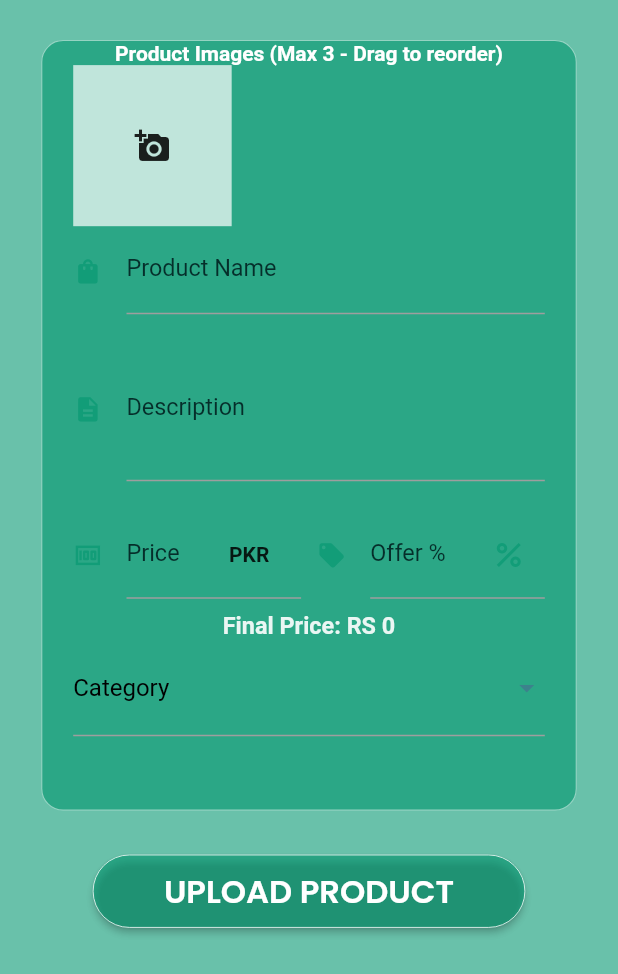
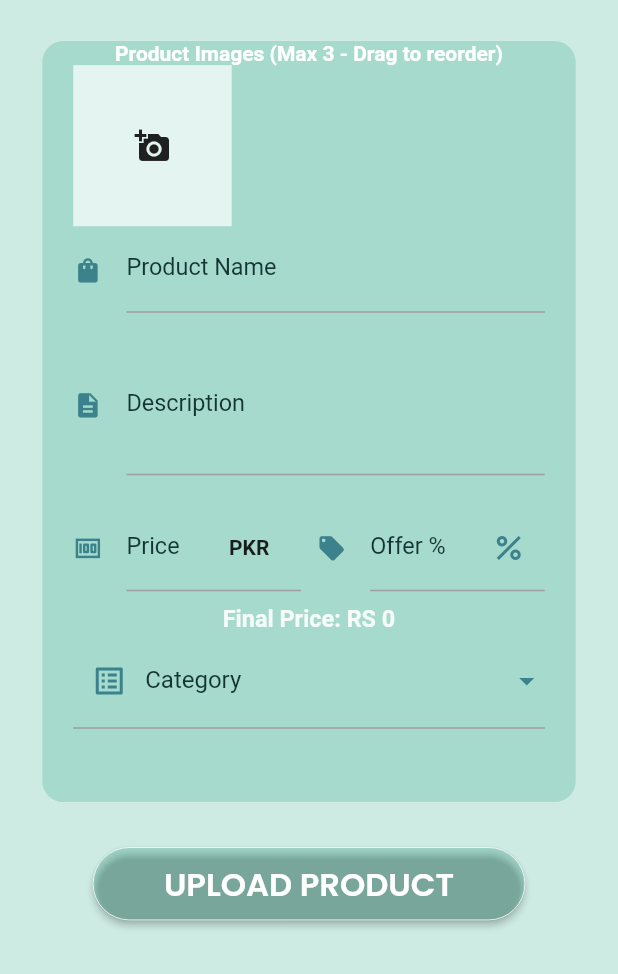
Before and after one commit to musf1011/rehan-traders-flutter, a Flutter app: the AdminProductScreen widget shown alone on an empty page, opened directly, on a phone screen of 412 x 824 dp. Shown: the top 974 px of the screen. Run offline on Flutter 3.47's test engine with Material 3 defaults, Android fonts, the phone set to English and light mode, and no system bars; our stand-ins replace awesome_snackbar_content, cached_network_image, cloud_firestore, file_picker, firebase_auth, firebase_core and 8 more; accounts and stored records are empty.

```diff
--- a/lib/core/constants/app_constants.dart
+++ b/lib/core/constants/app_constants.dart
@@ -13,7 +13,7 @@ class AppConstants {
   static const Color primaryColor = Color.fromARGB(255, 60, 130, 140);
   static const Color secondaryColor = Color.fromARGB(255, 0, 150, 103);
   static const Color tertiaryColor = Color.fromARGB(255, 0, 255, 225);
-  static const Color primaryTransGColor = Color.fromARGB(150, 0, 150, 110);
+  static const Color primaryTransGColor = Color.fromARGB(50, 0, 150, 110);
   static const Color secondaryTransGColor = Color.fromARGB(225, 0, 30, 30);
   static const Color tertiaryTransGColor = Color.fromARGB(92, 0, 96, 80);
   static const Color lightGreen = Color.fromARGB(150, 100, 200, 100);
@@ -43,7 +43,7 @@ class AppConstants {
   //general
   static const Color accentColor = Color.fromARGB(200, 100, 200, 255);
   static const Color textColor = Colors.black87;
-  static const Color errorColor = Color.fromARGB(255, 200, 15, 0);
+  static const Color errorColor = Color.fromARGB(255, 100, 15, 0);
 
   // --- Specific Text Styles (from your example) ---
   static TextStyle appBarTextStyle = GoogleFonts.playfairDisplay(
--- a/lib/view-models/providers/product_provider.dart
+++ b/lib/view-models/providers/product_provider.dart
@@ -136,6 +136,8 @@ class ProductProvider extends ChangeNotifier {
 
   // CALCULATE DISCOUNT
   void calculateDiscount(String value, bool isOriginalPrice) {
+    final oldPrice = finalPrice;
+
     if (isOriginalPrice) {
       originalPrice = double.tryParse(value) ?? 0;
     } else {
@@ -144,7 +146,9 @@ class ProductProvider extends ChangeNotifier {
 
     finalPrice = originalPrice - (originalPrice * (offer / 100));
 
-    notifyListeners();
+    if (oldPrice != finalPrice) {
+      notifyListeners();
+    }
   }
 
   // SAVE PRODUCT
--- a/lib/views/ui/screens/admin-add-product/admin_product_screen.dart
+++ b/lib/views/ui/screens/admin-add-product/admin_product_screen.dart
@@ -7,6 +7,7 @@ import 'package:flutter_screenutil/flutter_screenutil.dart';
 import 'package:provider/provider.dart';
 import 'package:rehan_trader_website/core/constants/app_constants.dart';
 import 'package:rehan_trader_website/core/services/navigation_service.dart';
+import 'package:rehan_trader_website/models/product_image_model.dart';
 import 'package:rehan_trader_website/view-models/controllers/screen_size_controller.dart';
 import 'package:rehan_trader_website/view-models/providers/product_provider.dart';
 import 'package:rehan_trader_website/views/ui/resources/custom_loading_button.dart';
@@ -14,17 +15,30 @@ import 'package:rehan_trader_website/views/widgets/category_dropdown_form_field.
 import 'package:rehan_trader_website/views/widgets/custom_glass_wrapper.dart';
 import 'package:rehan_trader_website/views/widgets/custom_text_form_field.dart';
 
-class AdminProductScreen extends StatelessWidget {
-  final _formKey = GlobalKey<FormState>();
+// class AdminProductScreen extends StatelessWidget {
+//   final _formKey = GlobalKey<FormState>();
 
-  AdminProductScreen({super.key});
+//   AdminProductScreen({super.key});
+
+//   @override
+//   Widget build(BuildContext context) {
+class AdminProductScreen extends StatefulWidget {
+  const AdminProductScreen({super.key});
+
+  @override
+  State<AdminProductScreen> createState() => _AdminProductScreenState();
+}
+
+class _AdminProductScreenState extends State<AdminProductScreen> {
+  final GlobalKey<FormState> _formKey = GlobalKey<FormState>();
 
   @override
   Widget build(BuildContext context) {
-    final productProvider = context.watch<ProductProvider>();
+    final productProvider = context.read<ProductProvider>();
     final isSmallScreen = ResponsiveHelper.isMobile(context);
 
     return SingleChildScrollView(
+      keyboardDismissBehavior: ScrollViewKeyboardDismissBehavior.onDrag,
       padding: EdgeInsets.all(16.w),
       child: Form(
         key: _formKey,
@@ -32,7 +46,6 @@ class AdminProductScreen extends StatelessWidget {
           children: [
             CustomGlassWrapper(
               child: Column(
-                // crossAxisAlignment: CrossAxisAlignment.start,
                 children: [
                   Text(
                     "Product Images (Max 3 - Drag to reorder)",
@@ -44,19 +57,17 @@ class AdminProductScreen extends StatelessWidget {
                   ),
                   SizedBox(
                     height: isSmallScreen ? 110.h : 200.h, //was 120.h
-                    child: ReorderableListView(
+                    child: Selector<ProductProvider, List<ProductImageModel>>(
+                      shouldRebuild: (prev, next) => true,
+                      selector: (_, prodProvider) =>
+                          prodProvider.selectedImages,
+                      builder: (_, selectedImages, _) => ReorderableListView(
                         scrollDirection: Axis.horizontal,
                         onReorder: productProvider.reorderImages,
                         children: [
-                        for (
-                          int i = 0;
-                          i < productProvider.selectedImages.length;
-                          i++
-                        )
+                          for (int i = 0; i < selectedImages.length; i++)
                             Container(
-                            key: ValueKey(
-                              productProvider.selectedImages[i].name,
-                            ),
+                              key: ValueKey(selectedImages[i].name),
                               margin: EdgeInsets.only(right: 10.w),
                               width: isSmallScreen ? 92.w : 65.w,
                               // height: isSmallScreen ? 100.h : 200.h,
@@ -70,9 +81,7 @@ class AdminProductScreen extends StatelessWidget {
                                 image: DecorationImage(
                                   // image: FileImage(
                                   //   productProvider.selectedImages[i],
-                                image: MemoryImage(
-                                  productProvider.selectedImages[i].bytes,
-                                ),
+                                  image: MemoryImage(selectedImages[i].bytes),
                                   fit: BoxFit.cover,
                                 ),
                               ),
@@ -123,7 +132,7 @@ class AdminProductScreen extends StatelessWidget {
                               ),
                             ),
 
-                        if (productProvider.selectedImages.length < 3)
+                          if (selectedImages.length < 3)
                             GestureDetector(
                               key: ValueKey("add_btn"),
                               onTap: () async {
@@ -139,22 +148,24 @@ class AdminProductScreen extends StatelessWidget {
                         ],
                       ),
                     ),
+                  ),
 
                   // Image validation error message from provider
                   Selector<ProductProvider, String?>(
-                    selector: (context, prod) => prod.imageValidationError,
-                    builder: (context, imageValidationError, child) {
-                      if (imageValidationError != null) {
+                    selector: (_, prodProvider) =>
+                        prodProvider.imageValidationError,
+                    builder: (_, imageValidationError, _) {
+                      if (productProvider.imageValidationError != null) {
                         debugPrint(
                           '*** product image valditor $imageValidationError',
                         );
                         return Padding(
                           padding: EdgeInsets.only(top: 8.h),
                           child: Text(
-                            imageValidationError,
+                            productProvider.imageValidationError ?? '',
                             style: TextStyle(
                               color: AppConstants.errorColor,
-                              backgroundColor: AppConstants.whiteColorP5,
+                              // backgroundColor: AppConstants.whiteColorP5,
                               fontSize: isSmallScreen ? 10.sp : 4.sp,
                             ),
                           ),
@@ -164,7 +175,6 @@ class AdminProductScreen extends StatelessWidget {
                       }
                     },
                   ),
-
                   CustomTextFormField(
                     controller: productProvider.nameController,
                     label: 'Product Name',
@@ -236,7 +246,7 @@ class AdminProductScreen extends StatelessWidget {
                           hint: '0-100',
                           suffixIcon: Icon(
                             Icons.percent,
-                            color: AppConstants.primaryTransGColor,
+                            color: AppConstants.primaryColor,
                           ),
                           isSmallScreen: isSmallScreen,
                           keyboardType: TextInputType.numberWithOptions(
@@ -255,12 +265,15 @@ class AdminProductScreen extends StatelessWidget {
                     ],
                   ),
                   SizedBox(height: 10.h),
-                  Text(
-                    "Final Price: RS ${productProvider.finalPrice.toStringAsFixed(0)}",
+                  Selector<ProductProvider, double>(
+                    selector: (_, prodProvider) => prodProvider.finalPrice,
+                    builder: (_, finalPrice, child) => Text(
+                      "Final Price: RS ${finalPrice.toStringAsFixed(0)}",
                       style: TextStyle(
                         color: AppConstants.whiteColorP9,
                         fontWeight: FontWeight.bold,
                         fontSize: isSmallScreen ? 16.sp : 8.sp,
+                      ),
                     ),
                   ),
                   CategoryDropdownFormField(
@@ -280,9 +293,11 @@ class AdminProductScreen extends StatelessWidget {
               ),
             ),
             SizedBox(height: 20.h),
-            CustomLoadingButton(
+            Selector<ProductProvider, bool>(
+              selector: (_, prodProvider) => prodProvider.isLoading,
+              builder: (_, isLoading, __) => CustomLoadingButton(
                 isSmallScreen: isSmallScreen,
-              isLoading: productProvider.isLoading,
+                isLoading: isLoading,
                 height: isSmallScreen ? 50.h : 80.h,
                 width: isSmallScreen ? .7.sw : .4.sw,
                 onPressed: () async {
@@ -312,6 +327,7 @@ class AdminProductScreen extends StatelessWidget {
                 },
                 text: 'UPLOAD PRODUCT',
               ),
+            ),
           ],
         ),
       ),
--- a/lib/views/ui/screens/home-screen/home_screen.dart
+++ b/lib/views/ui/screens/home-screen/home_screen.dart
@@ -222,7 +222,7 @@ class _HomeScreenState extends State<HomeScreen> {
                     leading: Icon(
                       // Icons.filter_list,
                       Icons.search,
-                      color: AppConstants.primaryTransGColor,
+                      color: AppConstants.primaryColor,
                       size: isSmallScreen ? 30.h : 80.h,
                     ),
                     onChanged: homeProvider.updateSearch,
--- a/lib/views/ui/screens/splash-screen/splash_screen.dart
+++ b/lib/views/ui/screens/splash-screen/splash_screen.dart
@@ -23,7 +23,7 @@ class _SplashScreenState extends State<SplashScreen> {
   void initState() {
     super.initState();
     debugPrint('*********splash Screen started');
-    Timer(const Duration(seconds: 5), () async {
+    Timer(const Duration(seconds: 2), () async {
       // SharedPreferences prefs = await SharedPreferences.getInstance();
       // bool isRememberMeChecked = prefs.getBool('isRememberMeChecked') ?? false;
 
--- a/lib/views/widgets/category_dropdown_form_field.dart
+++ b/lib/views/widgets/category_dropdown_form_field.dart
@@ -95,9 +95,17 @@ class CategoryDropdownFormField extends StatelessWidget {
       dropdownColor: AppConstants.primaryColor,
 
       iconEnabledColor: AppConstants.primaryColor,
-
+      style: TextStyle(color: AppConstants.tertiaryColor, fontSize: 16.sp),
       decoration: InputDecoration(
-        label: const Text('Category', style: TextStyle(color: Colors.black)),
+        prefixIcon: const Icon(
+          Icons.list_alt,
+          color: AppConstants.primaryColor,
+        ),
+        errorStyle: TextStyle(color: AppConstants.errorColor),
+        label: const Text(
+          'Category',
+          style: TextStyle(color: AppConstants.secondaryTransGColor),
+        ),
         hint: Text(
           'Not Selected',
           style: TextStyle(color: AppConstants.whiteColorP5),
@@ -106,7 +114,13 @@ class CategoryDropdownFormField extends StatelessWidget {
           borderSide: BorderSide(color: Colors.grey),
         ),
         focusedBorder: const UnderlineInputBorder(
-          borderSide: BorderSide(color: AppConstants.tertiaryColor),
+          borderSide: BorderSide(color: AppConstants.primaryColor),
+        ),
+        errorBorder: const UnderlineInputBorder(
+          borderSide: BorderSide(color: AppConstants.errorColor),
+        ),
+        focusedErrorBorder: const UnderlineInputBorder(
+          borderSide: BorderSide(color: AppConstants.errorColor),
         ),
       ),
       items: categories
--- a/lib/views/widgets/custom_text_form_field.dart
+++ b/lib/views/widgets/custom_text_form_field.dart
@@ -59,11 +59,14 @@ class CustomTextFormField extends StatelessWidget {
       readOnly: readOnly,
       onTap: onTap,
       inputFormatters: inputFormatters,
-      style: const TextStyle(color: Colors.black),
+      style: TextStyle(
+        color: AppConstants.tertiaryColor,
+        fontSize: isSmallScreen ? 16.sp : 6.sp,
+      ),
       decoration: InputDecoration(
         errorStyle: TextStyle(
           color: AppConstants.errorColor,
-          backgroundColor: AppConstants.whiteColorP3,
+          // backgroundColor: AppConstants.whiteColorP3,
         ),
         labelText: label,
         labelStyle: TextStyle(
@@ -75,7 +78,7 @@ class CustomTextFormField extends StatelessWidget {
 
         icon: Icon(
           obscureText ? Icons.lock : icon,
-          color: AppConstants.primaryTransGColor,
+          color: AppConstants.primaryColor,
           size: isSmallScreen ? 20.sp : 10.sp,
         ),
         suffixIcon: toggleVisibility != null
@@ -85,7 +88,7 @@ class CustomTextFormField extends StatelessWidget {
                   isPasswordHidden ? Icons.visibility_off : Icons.visibility,
                   color: isPasswordHidden
                       ? Colors.grey
-                      : AppConstants.tertiaryColor,
+                      : AppConstants.primaryColor,
                 ),
               )
             : suffixIcon,
@@ -94,13 +97,13 @@ class CustomTextFormField extends StatelessWidget {
           borderSide: BorderSide(color: Colors.grey),
         ),
         focusedBorder: const UnderlineInputBorder(
-          borderSide: BorderSide(color: AppConstants.tertiaryColor),
+          borderSide: BorderSide(color: AppConstants.primaryColor),
         ),
         errorBorder: const UnderlineInputBorder(
           borderSide: BorderSide(color: AppConstants.errorColor),
         ),
         focusedErrorBorder: const UnderlineInputBorder(
-          borderSide: BorderSide(color: Colors.redAccent),
+          borderSide: BorderSide(color: AppConstants.errorColor),
         ),
       ),
     );
--- a/pubspec.yaml
+++ b/pubspec.yaml
@@ -63,6 +63,7 @@ dev_dependencies:
   # package. See that file for information about deactivating specific lint
   # rules and activating additional ones.
   flutter_lints: ^6.0.0
+  flutter_launcher_icons: ^0.14.4
 
 # For information on the generic Dart part of this file, see the
 # following page: https://dart.dev/tools/pub/pubspec
```
Also changed, not shown: flutter_launcher_icons.yaml (added, +18 -0 lines), lib/core/utils/url_launcher_helper.dart (added, +31 -0 lines), lib/views/ui/screens/dashboard-screen/dashboard_screen.dart (+17 -8 lines), lib/views/widgets/social_media_buttons_row.dart (+135 -86 lines), pubspec.lock, 43 other files. Lines whose indentation alone changed are shown as unchanged.
